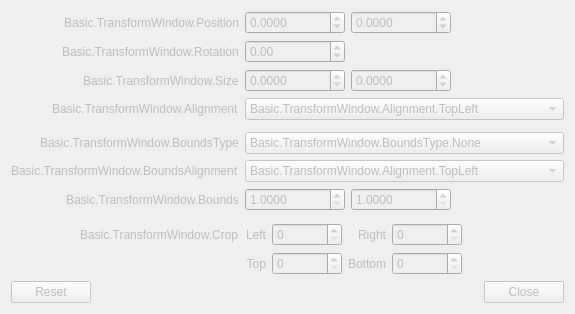
Above: UI/forms/OBSBasicTransform.ui from deepin-community/obs-studio before the change. Below: the same form after it.
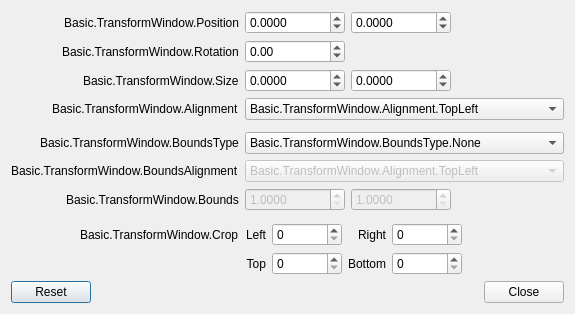
That is the form after the change.

The edit to the form file:
```diff
--- a/UI/forms/OBSBasicTransform.ui
+++ b/UI/forms/OBSBasicTransform.ui
@@ -2,9 +2,6 @@
 <ui version="4.0">
  <class>OBSBasicTransform</class>
  <widget class="QDialog" name="OBSBasicTransform">
-  <property name="enabled">
-   <bool>false</bool>
-  </property>
   <property name="geometry">
    <rect>
     <x>0</x>
```
Left out of the diff: 72 changed lines with no effect on the pictures.
